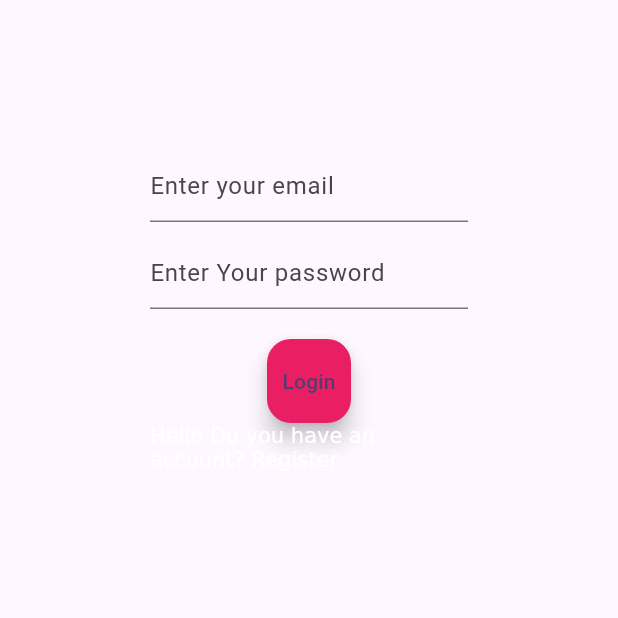
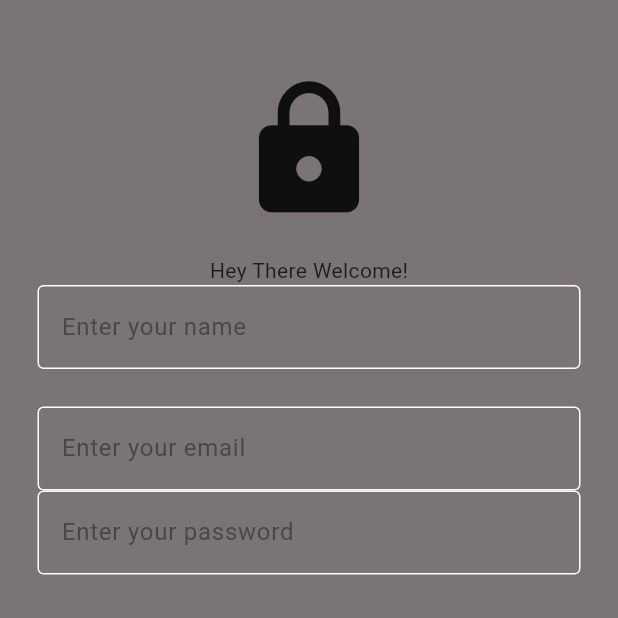
Before and after one commit to rizzlerthecurator/thisisme, a Flutter app: the screen it shows after launch, on a phone screen of 412 x 824 dp, the top half of it. Run offline on Flutter 3.47's test engine with Material 3 defaults, Android fonts, the light colour scheme and no system bars.

Commit message:
secomd commit

```diff
--- a/lib/main.dart
+++ b/lib/main.dart
@@ -1,6 +1,7 @@
 import 'package:flutter/material.dart';
 import 'package:thisismeapp/screens/home_page.dart';
 import 'package:thisismeapp/screens/login.dart';
+import 'package:thisismeapp/screens/register.dart';
 
 void main() {
   runApp(const MyApp());
@@ -18,7 +19,7 @@ class MyApp extends StatelessWidget {
         colorScheme: ColorScheme.fromSeed(seedColor: Colors.deepPurple),
         useMaterial3: true,
       ),
-      home: const Login(),
+      home: const Register(),
     );
   }
 }
--- /dev/null
+++ b/lib/screens/register.dart
@@ -0,0 +1,65 @@
+import 'package:flutter/material.dart';
+
+class Register extends StatelessWidget {
+  const Register({super.key});
+
+  @override
+  Widget build(BuildContext context) {
+    return const Scaffold(
+      backgroundColor: Color.fromARGB(255, 122, 116, 116),
+      body: SafeArea(
+        child: Center(
+          child: Column(
+            children: [
+              SizedBox(
+                height: 50,
+              ),
+              Icon(
+                Icons.lock,
+                size: 100,
+              ),
+              SizedBox(
+                height: 20,
+              ),
+              Text('Hey There Welcome!'),
+              Padding(
+                padding: EdgeInsets.symmetric(horizontal: 25),
+                child: TextField(
+                  decoration: InputDecoration(
+                    labelText: 'Enter your name',
+                      enabledBorder: OutlineInputBorder(
+                          borderSide: BorderSide(color: Colors.white)),
+                      focusedBorder: OutlineInputBorder(
+                          borderSide: BorderSide(color: Colors.grey))),
+                ),
+              ),
+              SizedBox(height: 25,),
+               Padding(
+                padding: EdgeInsets.symmetric(horizontal: 25),
+                child: TextField(
+                  decoration: InputDecoration(
+                    labelText: "Enter your email",
+                      enabledBorder: OutlineInputBorder(
+                          borderSide: BorderSide(color: Colors.white)),
+                      focusedBorder: OutlineInputBorder(
+                          borderSide: BorderSide(color: Colors.grey))),
+                ),
+              ),
+               Padding(
+                padding: EdgeInsets.symmetric(horizontal: 25),
+                child: TextField(
+                  decoration: InputDecoration(
+                    labelText:'Enter your password' ,
+                      enabledBorder: OutlineInputBorder(
+                          borderSide: BorderSide(color: Colors.white)),
+                      focusedBorder: OutlineInputBorder(
+                          borderSide: BorderSide(color: Colors.grey))),
+                ),
+              )
+            ],
+          ),
+        ),
+      ),
+    );
+  }
+}
```
